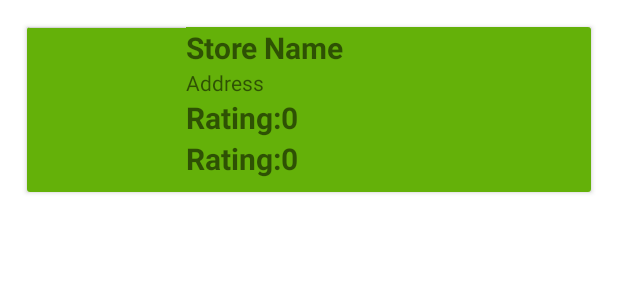
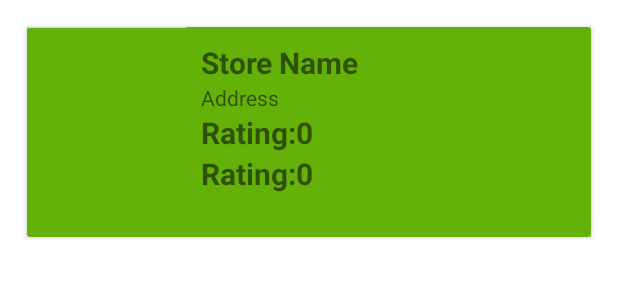
Before and after one commit to github0000-dev/MillkteaApp, an Android app: the layout list_storehelper.xml on its own in the app's theme, with its tools: preview values and no code run, on a phone screen of 412 x 824 dp. Shown: the top 300 px of the screen. Run offline under Robolectric (Android 15) with nearby library versions, the phone set to English and light mode, and no system bars.

Commit message:
third commit

```diff
--- a/app/src/main/java/com/example/storelocator/adapter_storelist.java
+++ b/app/src/main/java/com/example/storelocator/adapter_storelist.java
@@ -68,7 +68,7 @@ public class adapter_storelist extends  RecyclerView.Adapter<adapter_storelist.s
 
         holder.Distance.setText(store.getCurrLocation()+" "+store.getMetric());
                 //StorageReference gsReference = storage.getReferenceFromUrl("gs://storelocator-c908a.appspot.com/1643612433037.jpg");
-        Picasso.get().load(store.getImage()).into(holder.itemImage);
+        Picasso.get().load(R.drawable.shop).into(holder.itemImage);
 
 
         holder.itemImage.setOnClickListener(new View.OnClickListener() {
--- a/app/src/main/java/com/example/storelocator/adapter_storelist_items.java
+++ b/app/src/main/java/com/example/storelocator/adapter_storelist_items.java
@@ -132,10 +132,7 @@ public class adapter_storelist_items extends RecyclerView.Adapter<adapter_storel
 
 
         //StorageReference gsReference = storage.getReferenceFromUrl("gs://storelocator-c908a.appspot.com/1643612433037.jpg");
-        Picasso.get().load(R.drawable.shopp).into(holder.itemImage);
-
-//        holder.itemImage.setImageResource(R.drawable.shopp);
-
+        Picasso.get().load(product.getProductImage()).into(holder.itemImage);
         holder.itemImage.setOnClickListener(new View.OnClickListener() {
             @Override
             public void onClick(View view) {
--- a/app/src/main/res/layout/list_storehelper.xml
+++ b/app/src/main/res/layout/list_storehelper.xml
@@ -3,14 +3,13 @@
     xmlns:app="http://schemas.android.com/apk/res-auto"
     xmlns:tools="http://schemas.android.com/tools"
     android:layout_width="match_parent"
-    android:layout_height="110dp"
-
+    android:layout_height="140dp"
     android:layout_margin="18dp">
 
 
     <LinearLayout
         android:layout_width="match_parent"
-        android:layout_height="wrap_content"
+        android:layout_height="match_parent"
         android:background="@color/purple_500"
         android:gravity="left">
 
@@ -22,7 +21,8 @@
 
         <LinearLayout
             android:layout_width="match_parent"
-            android:layout_height="132dp"
+            android:layout_height="wrap_content"
+            android:layout_margin="10dp"
             android:orientation="vertical">
 
             <TextView
```
Also changed, not shown: app/src/main/res/drawable/shop.jpg (added).
